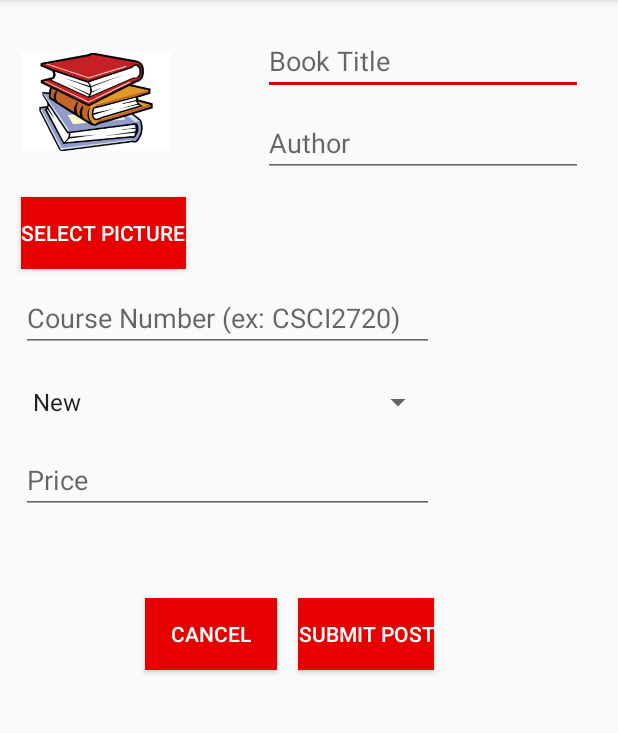
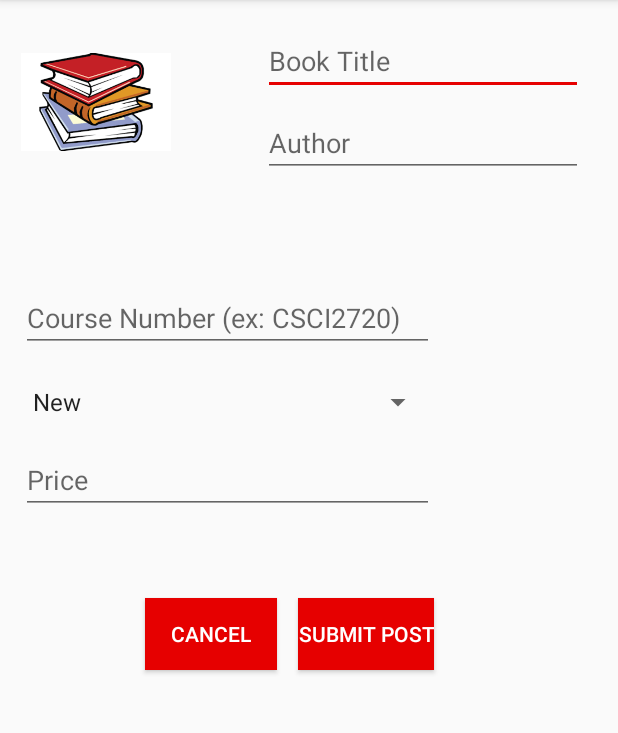
Before and after one commit to lakshay35/Georgia-Central, an Android app: the PostTextbook screen opened directly, with no data from a screen before it, on a phone screen of 412 x 824 dp, the part 84-817 px from its top. Run offline under Robolectric (Android 15) with nearby library versions, the phone set to English and light mode, and no system bars.

Commit message:
Replaced profile picture and removed a button in post a textbook

```diff
--- a/app/src/main/res/layout/activity_post_textbook.xml
+++ b/app/src/main/res/layout/activity_post_textbook.xml
@@ -75,17 +75,6 @@
             android:layout_marginTop="21dp" />
 
         <Button
-            android:id="@+id/btnPicture"
-            android:layout_width="wrap_content"
-            android:layout_height="wrap_content"
-            android:layout_alignStart="@+id/etCourseNumber"
-            android:layout_below="@+id/etAuthor"
-            android:layout_marginTop="13dp"
-            android:text="Select PIcture"
-            android:background="@color/colorAccent"
-            android:textColor="@android:color/white"/>
-
-        <Button
             android:id="@+id/btnCancel"
             android:layout_width="wrap_content"
             android:layout_height="wrap_content"
--- a/app/src/main/res/layout/activity_profile.xml
+++ b/app/src/main/res/layout/activity_profile.xml
@@ -21,8 +21,8 @@
             <ImageView
                 android:id="@+id/profilePicture"
                 android:layout_width="match_parent"
-                android:layout_height="wrap_content"
-                app:srcCompat="@drawable/lakshay" />
+                android:layout_height="86dp"
+                app:srcCompat="@drawable/profile" />
         </LinearLayout>
 
         <LinearLayout
```
Also changed, not shown: app/src/main/res/drawable/drawable-hdpi/profile.png (deleted).
